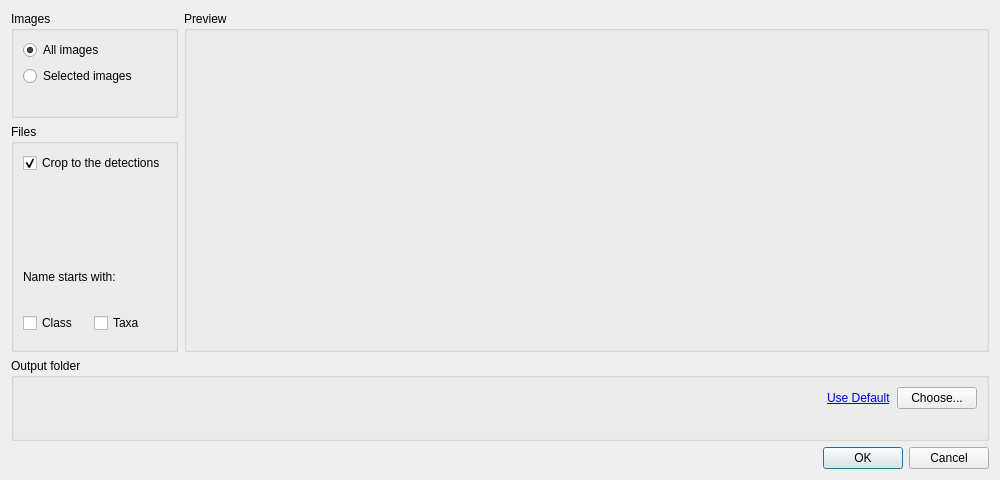
First picture: the form in src/detectorist/export_dialog.ui, repository kenwer/detectorist, before the edit.
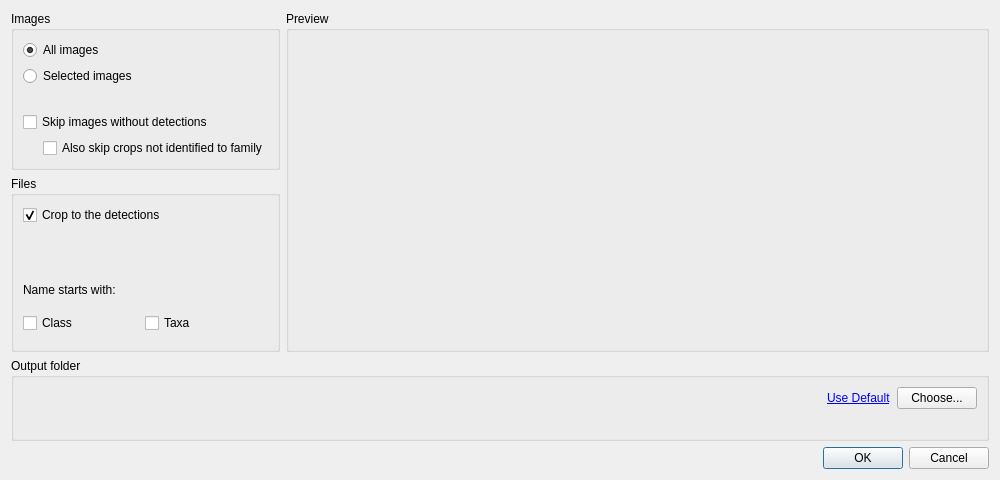
Second picture: the form after the edit.

Commit message: Export can skip images without detections or classifications

```diff
--- a/src/detectorist/export_dialog.ui
+++ b/src/detectorist/export_dialog.ui
@@ -49,6 +49,33 @@
           </property>
          </widget>
         </item>
+        <item>
+         <widget class="QCheckBox" name="cb_skip_no_detection">
+          <property name="toolTip">
+           <string>Write no file for these images. They are still listed in the detections CSV, marked skipped.</string>
+          </property>
+          <property name="text">
+           <string>Skip images without detections</string>
+          </property>
+         </widget>
+        </item>
+        <item>
+         <layout class="QHBoxLayout" name="hlyt_skip_unidentified">
+          <property name="leftMargin">
+           <number>20</number>
+          </property>
+          <item>
+           <widget class="QCheckBox" name="cb_skip_unidentified">
+            <property name="toolTip">
+             <string>Leave out detections the classifier names below the taxon confidence even at family level. An image without an identified detection is skipped.</string>
+            </property>
+            <property name="text">
+             <string>Also skip crops not identified to family</string>
+            </property>
+           </widget>
+          </item>
+         </layout>
+        </item>
        </layout>
       </widget>
      </item>
```
The commit also changes 13 other files.
